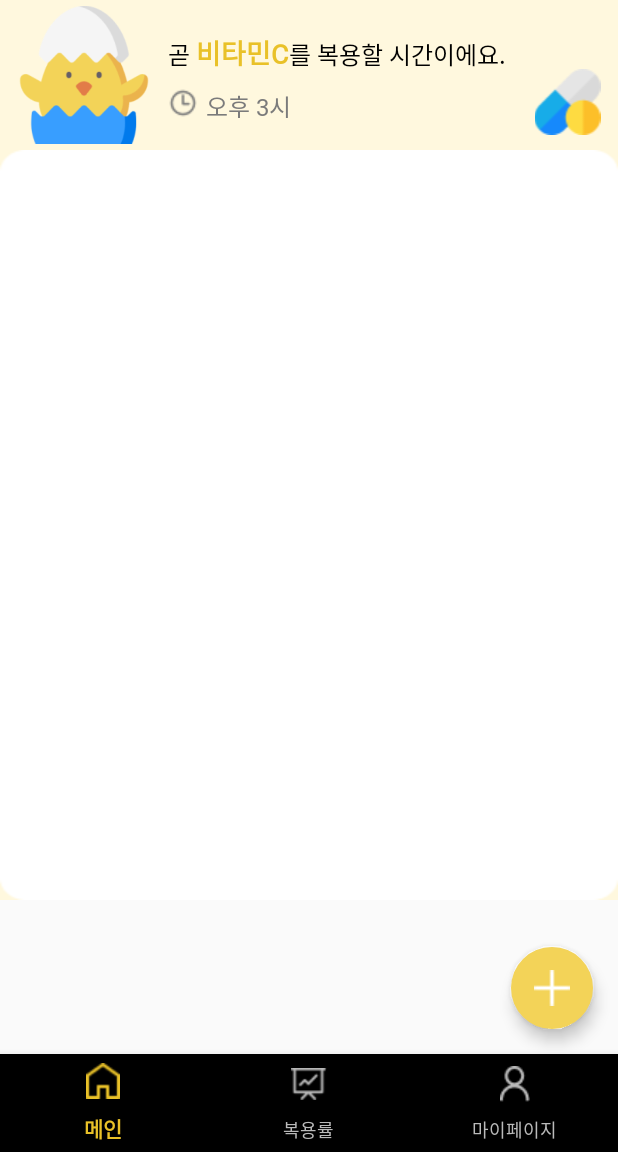
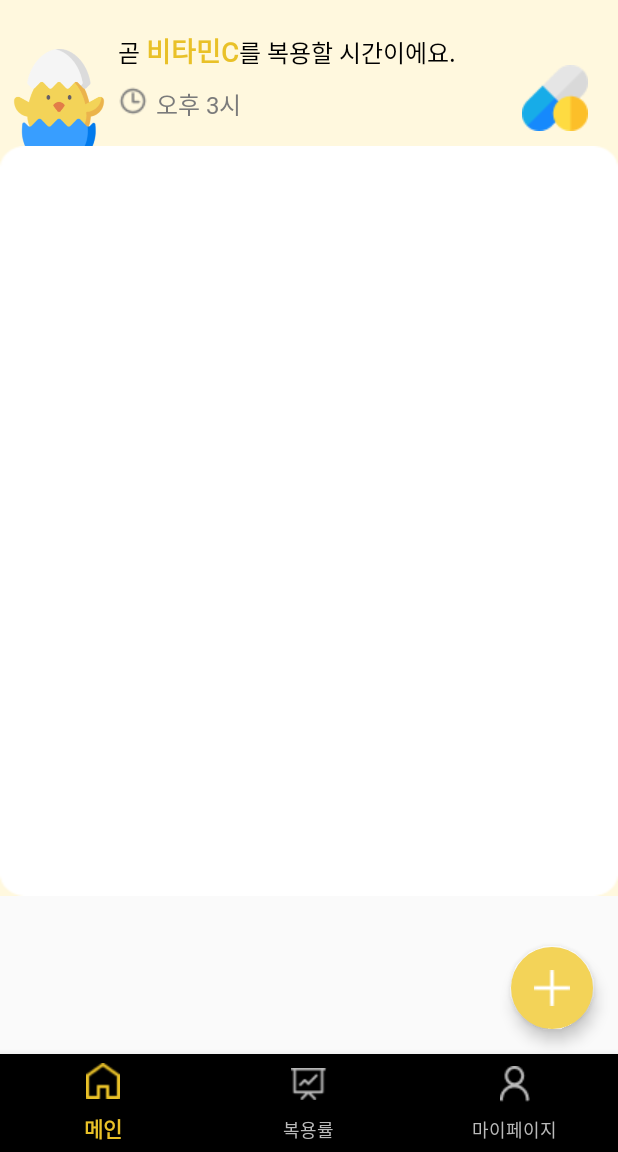
Before and after one commit to Maaaaeari/Chick, an Android app: the screen it shows after launch (MainActivity), on a phone screen of 412 x 824 dp, the part 84-1236 px from its top. Run offline under Robolectric (Android 15) with nearby library versions, the phone set to English and light mode, and no system bars.

Commit message:
배너 수정

```diff
--- a/app/src/main/java/com/example/chick/MainFragment.kt
+++ b/app/src/main/java/com/example/chick/MainFragment.kt
@@ -17,7 +17,7 @@ class MainFragment : Fragment() {
         inflater: LayoutInflater, container: ViewGroup?,
         savedInstanceState: Bundle?
     ): View? {
-        //var view = LayoutInflater.from(activity).inflate(R.layout.fragment_main, container, false)
+        var view = LayoutInflater.from(activity).inflate(R.layout.fragment_main, container, false)
 
         /*
         btnPlus = th.findViewById(R.id.btnDelete)
@@ -28,9 +28,9 @@ class MainFragment : Fragment() {
         }
 */
         // Inflate the layout for this fragment
-        return inflater.inflate(R.layout.fragment_main, container, false)
+        //return inflater.inflate(R.layout.fragment_main, container, false)
 
-        //return view
+        return view
     }
 
 
--- a/app/src/main/res/layout/fragment_main.xml
+++ b/app/src/main/res/layout/fragment_main.xml
@@ -52,16 +52,16 @@
             <LinearLayout
                 android:layout_width="match_parent"
                 android:layout_height="match_parent"
-                android:layout_weight="5"
                 android:gravity="center"
                 android:orientation="horizontal">
 
                 <ImageView
                     android:id="@+id/imageView2"
-                    android:layout_width="100dp"
-                    android:layout_height="100dp"
+                    android:layout_width="50dp"
+                    android:layout_height="70dp"
                     android:layout_gravity="bottom"
                     android:layout_weight="1"
+                    android:scaleType="fitEnd"
                     android:src="@drawable/ic_main_chick" />
 
                 <LinearLayout
@@ -69,7 +69,9 @@
                     android:layout_width="wrap_content"
                     android:layout_height="wrap_content"
                     android:layout_weight="1"
-                    android:orientation="vertical">
+                    android:orientation="vertical"
+                    android:paddingTop="20dp"
+                    android:paddingBottom="20dp">
 
                     <LinearLayout
                         android:layout_width="wrap_content"
@@ -150,7 +152,6 @@
             <androidx.core.widget.NestedScrollView
                 android:layout_width="match_parent"
                 android:layout_height="match_parent"
-                android:layout_weight="1"
                 android:fillViewport="true">
 
                 <LinearLayout
```
